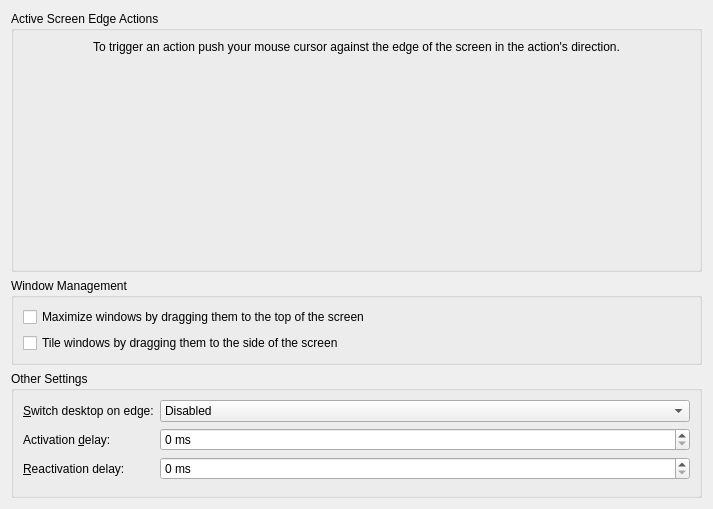
This is kcmkwin/kwinscreenedges/main.ui in KDE/kwin as Qt 5 draws it before an edit. The edited form follows.
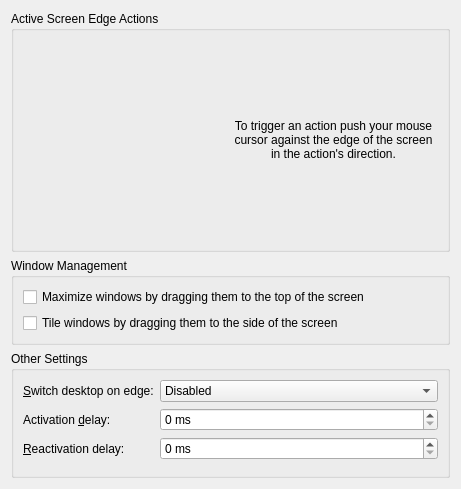
This is the edited form. Custom widgets are drawn as their Qt base class.

Commit message: GUI: Revert r1044432 as it isn't an improvement at all. The description text is squashed up at the top of the KCM both making it harder to read (Due to longer line length) and makes it look like it's not related to the screen widget at all. The added vertical height also made the KCM taller than the default system settings window size causing an unnecessary scrollbar to be added. CCMAIL: davide.bettio@kdemail.net

What changed in the file:
```diff
--- a/kcmkwin/kwinscreenedges/main.ui
+++ b/kcmkwin/kwinscreenedges/main.ui
@@ -6,8 +6,8 @@
    <rect>
     <x>0</x>
     <y>0</y>
-    <width>713</width>
-    <height>500</height>
+    <width>461</width>
+    <height>478</height>
    </rect>
   </property>
   <layout class="QVBoxLayout" name="verticalLayout">
@@ -16,20 +16,7 @@
      <property name="title">
       <string>Active Screen Edge Actions</string>
      </property>
-     <layout class="QVBoxLayout" name="verticalLayout_2">
-      <item>
-       <widget class="QLabel" name="label_7">
-        <property name="text">
-         <string>To trigger an action push your mouse cursor against the edge of the screen in the action's direction.</string>
-        </property>
-        <property name="alignment">
-         <set>Qt::AlignCenter</set>
-        </property>
-        <property name="wordWrap">
-         <bool>true</bool>
-        </property>
-       </widget>
-      </item>
+     <layout class="QHBoxLayout" name="horizontalLayout">
       <item>
        <widget class="KWin::Monitor" name="monitor" native="true">
         <property name="minimumSize">
@@ -43,6 +30,19 @@
         </property>
        </widget>
       </item>
+      <item>
+       <widget class="QLabel" name="label_7">
+        <property name="text">
+         <string>To trigger an action push your mouse cursor against the edge of the screen in the action's direction.</string>
+        </property>
+        <property name="alignment">
+         <set>Qt::AlignCenter</set>
+        </property>
+        <property name="wordWrap">
+         <bool>true</bool>
+        </property>
+       </widget>
+      </item>
      </layout>
     </widget>
    </item>
```
